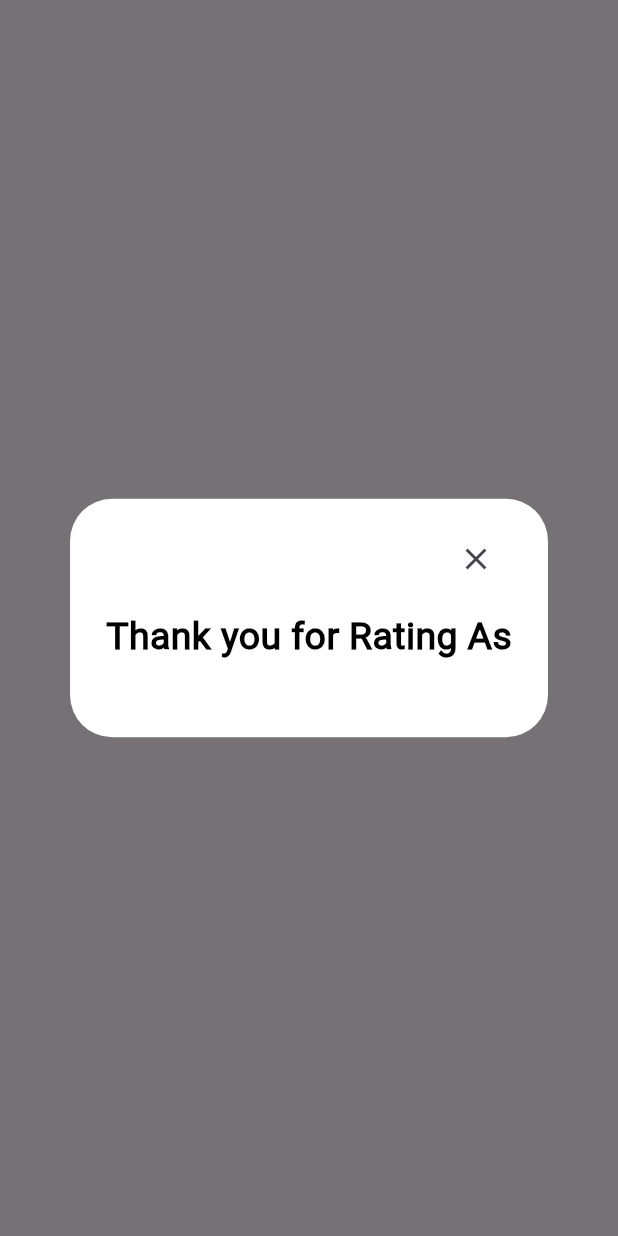
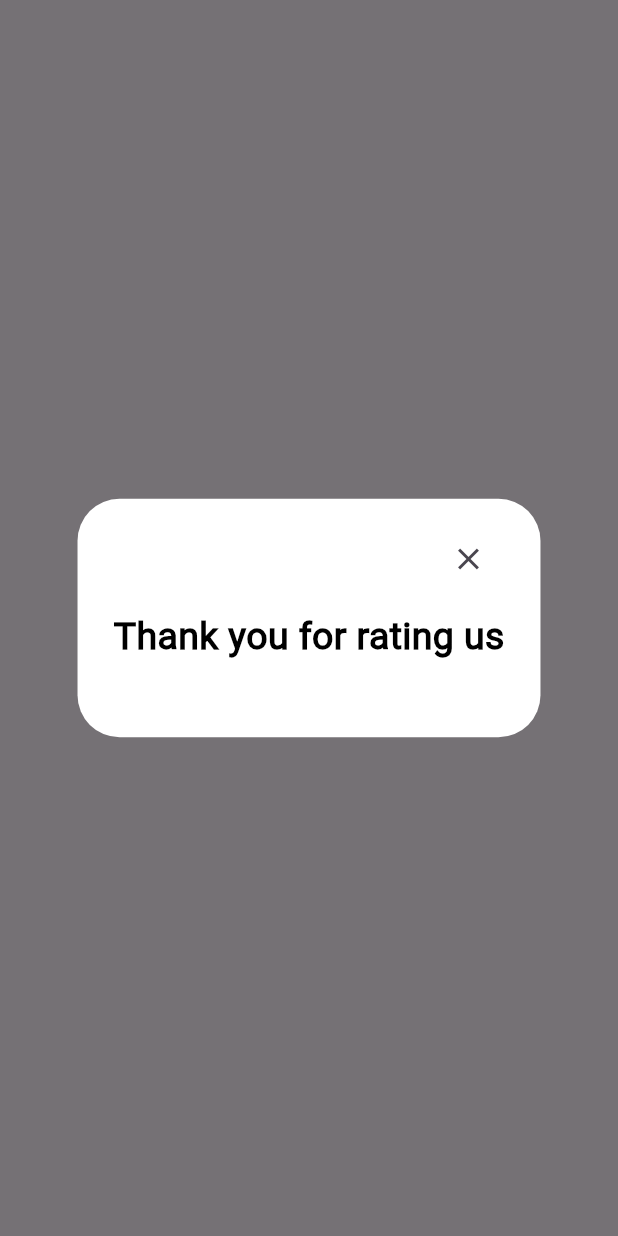
Before and after one commit to GraduationTeam12/Owner_Application, a Flutter app: what showRatingDialog() shows on an empty page, opened directly, on a phone screen of 412 x 824 dp. Run offline on Flutter 3.47's test engine with Material 3 defaults, Android fonts, the phone set to English and light mode, and no system bars; our stand-ins replace dartz, device_preview, dio, expandable_page_view, firebase_core, firebase_messaging and 12 more; accounts and stored records are empty.

```diff
--- a/lib/presentation/widgets/dialog_rating.dart
+++ b/lib/presentation/widgets/dialog_rating.dart
@@ -20,7 +20,7 @@ void showRatingDialog(BuildContext context) {
                 height: 10,
               ),
               const Text(
-                "Thank you for Rating As",
+                "Thank you for rating us",
                 style: TextStyle(
                     fontSize: 25,
                     color: Colors.black,
```
